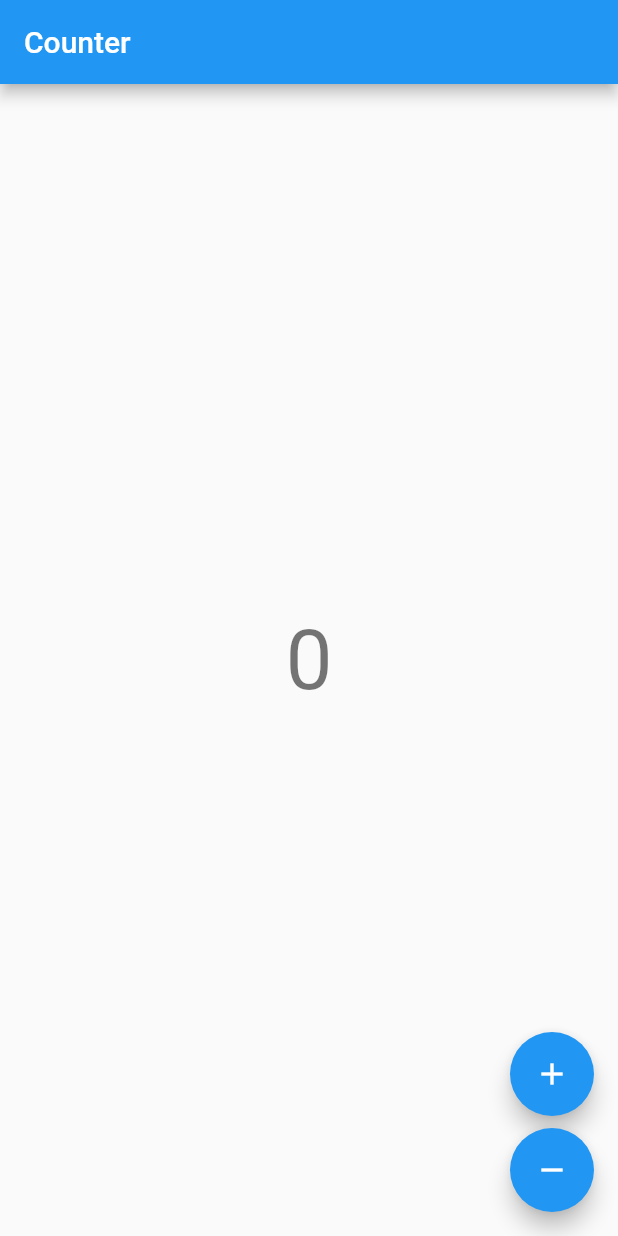
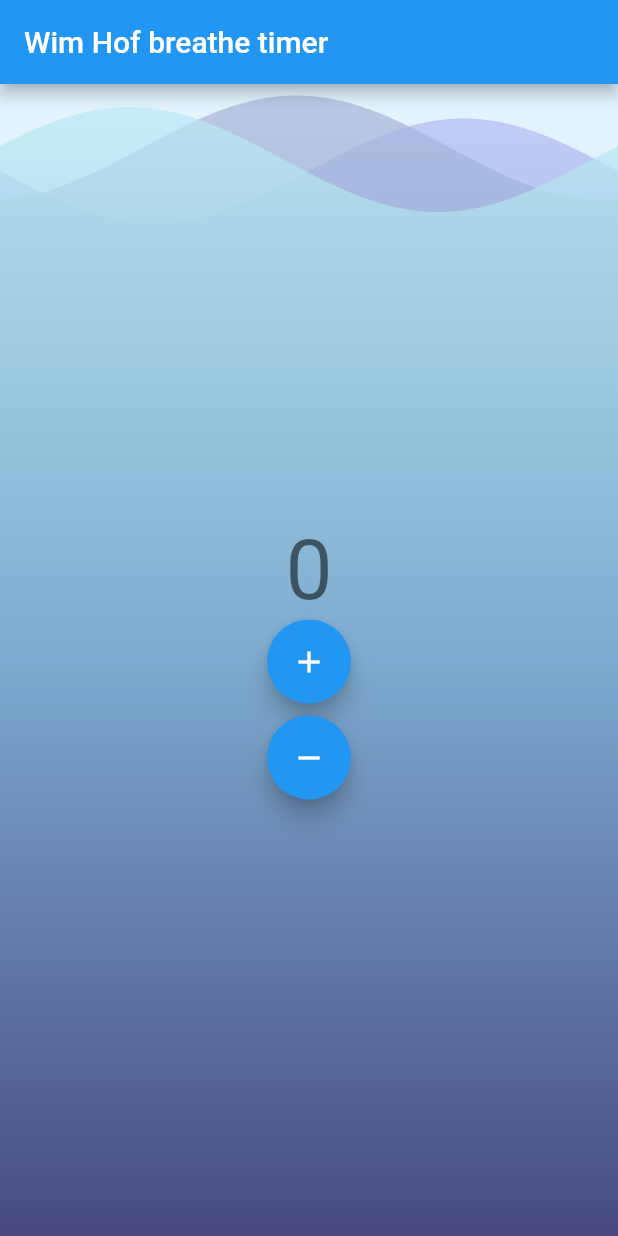
Before and after one commit to maxotto/flutter_breathe_timer, a Flutter app: the screen it shows after launch, on a phone screen of 412 x 824 dp. Run offline on Flutter 3.47's test engine with Material 2 defaults, Android fonts, the phone set to English and light mode, and no system bars; drawn by our look-alikes of wave; our stand-ins replace bloc, flutter_bloc.

Commit message:
Bloc files generated, wave injected

```diff
--- /dev/null
+++ b/lib/bloc/wh_timer_bloc.dart
@@ -0,0 +1,18 @@
+import 'dart:async';
+
+import 'package:bloc/bloc.dart';
+import 'package:meta/meta.dart';
+
+part 'wh_timer_event.dart';
+part 'wh_timer_state.dart';
+
+class WhTimerBloc extends Bloc<WhTimerEvent, WhTimerState> {
+  WhTimerBloc() : super(WhTimerInitial());
+
+  @override
+  Stream<WhTimerState> mapEventToState(
+    WhTimerEvent event,
+  ) async* {
+    // TODO: implement mapEventToState
+  }
+}
--- /dev/null
+++ b/lib/bloc/wh_timer_event.dart
@@ -0,0 +1,4 @@
+part of 'wh_timer_bloc.dart';
+
+@immutable
+abstract class WhTimerEvent {}
--- /dev/null
+++ b/lib/bloc/wh_timer_state.dart
@@ -0,0 +1,6 @@
+part of 'wh_timer_bloc.dart';
+
+@immutable
+abstract class WhTimerState {}
+
+class WhTimerInitial extends WhTimerState {}
--- a/lib/counter/view/counter_page.dart
+++ b/lib/counter/view/counter_page.dart
@@ -1,5 +1,7 @@
 import 'package:flutter/material.dart';
 import 'package:flutter_bloc/flutter_bloc.dart';
+import 'package:wave/config.dart';
+import 'package:wave/wave.dart';
 
 import '../counter.dart';
 import 'counter_view.dart';
@@ -14,9 +16,51 @@ class CounterPage extends StatelessWidget {
 
   @override
   Widget build(BuildContext context) {
-    return BlocProvider(
-      create: (_) => CounterBloc(),
-      child: CounterView(),
+    return Scaffold(
+      appBar: AppBar(title: Text('Wim Hof breathe timer')),
+      body: Stack(
+        children: [
+          Background(),
+          BlocProvider(
+            create: (_) => CounterBloc(),
+            child: CounterView(),
+          )
+        ],
+      ),
     );
   }
 }
+
+class Background extends StatelessWidget {
+  @override
+  Widget build(BuildContext context) {
+    return WaveWidget(
+      config: CustomConfig(
+        gradients: [
+          [
+            Color.fromRGBO(72, 74, 126, 1),
+            Color.fromRGBO(125, 170, 206, 1),
+            Color.fromRGBO(184, 189, 245, 0.7)
+          ],
+          [
+            Color.fromRGBO(72, 74, 126, 1),
+            Color.fromRGBO(125, 170, 206, 1),
+            Color.fromRGBO(172, 182, 219, 0.7)
+          ],
+          [
+            Color.fromRGBO(72, 73, 126, 1),
+            Color.fromRGBO(125, 170, 206, 1),
+            Color.fromRGBO(190, 238, 246, 0.7)
+          ],
+        ],
+        durations: [19440, 10800, 6000],
+        heightPercentages: [0.03, 0.01, 0.02],
+        gradientBegin: Alignment.bottomCenter,
+        gradientEnd: Alignment.topCenter,
+      ),
+      size: Size(double.infinity, double.infinity),
+      waveAmplitude: 25,
+      backgroundColor: Colors.blue[50],
+    );
+  }
+}
--- a/lib/counter/view/counter_view.dart
+++ b/lib/counter/view/counter_view.dart
@@ -11,16 +11,18 @@ class CounterView extends StatelessWidget {
   @override
   Widget build(BuildContext context) {
     final textTheme = Theme.of(context).textTheme;
-    return Scaffold(
-      appBar: AppBar(title: const Text('Counter')),
-      body: Center(
+    return Column(
+      mainAxisAlignment: MainAxisAlignment.center,
+      crossAxisAlignment: CrossAxisAlignment.center,
+      children: <Widget>[
+        Center(
           child: BlocBuilder<CounterBloc, int>(
             builder: (context, state) {
               return Text('$state', style: textTheme.headline2);
             },
           ),
         ),
-      floatingActionButton: Column(
+        Column(
           mainAxisAlignment: MainAxisAlignment.end,
           crossAxisAlignment: CrossAxisAlignment.end,
           children: <Widget>[
@@ -39,6 +41,7 @@ class CounterView extends StatelessWidget {
             ),
           ],
         ),
+      ],
     );
   }
 }
--- a/lib/main.dart
+++ b/lib/main.dart
@@ -7,5 +7,6 @@ import 'counter_observer.dart';
 void main() {
   // эта штука нужна чтобы глобально отслеживать изменение состояний
   Bloc.observer = CounterObserver();
+  //это запуск собственно приложеньки
   runApp(const CounterApp());
 }
--- /dev/null
+++ b/lib/timer/timer.dart
@@ -0,0 +1,6 @@
+class Ticker {
+  Stream<int> tick({int ticks}) {
+    return Stream.periodic(Duration(milliseconds: 100), (x) => ticks + x)
+        .take(ticks);
+  }
+}
--- a/pubspec.yaml
+++ b/pubspec.yaml
@@ -13,6 +13,7 @@ dependencies:
     sdk: flutter
   bloc: ^6.1.0
   flutter_bloc: ^6.1.0
+  wave: ^0.1.0
 
 dev_dependencies:
   flutter_test:
```
Also changed, not shown: lib/wh_timer/bloc/wh_timer_bloc.dart (added, +22 -0 lines), pubspec.lock. Lines whose indentation alone changed are shown as unchanged.
